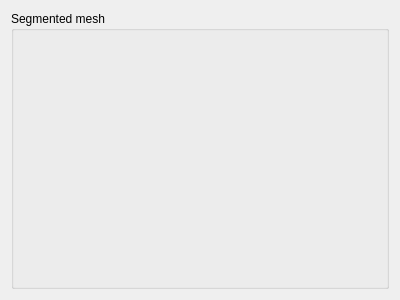
The window that StackedSegmentMesh.ui (rics-ucsp/BoneDensityApp) describes before a commit, drawn with Qt 5.
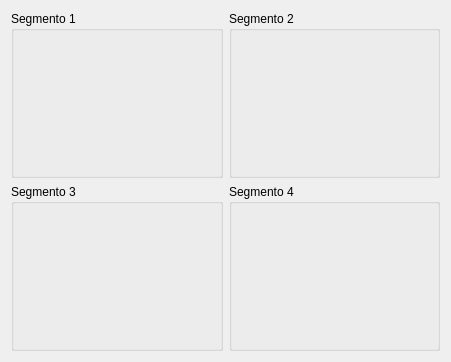
The same window after the commit. Custom widgets are drawn as their Qt base class.

What changed in the file:
```diff
--- a/StackedSegmentMesh.ui
+++ b/StackedSegmentMesh.ui
@@ -6,22 +6,58 @@
    <rect>
     <x>0</x>
     <y>0</y>
-    <width>400</width>
-    <height>300</height>
+    <width>451</width>
+    <height>362</height>
    </rect>
   </property>
   <property name="windowTitle">
    <string>Form</string>
   </property>
-  <layout class="QVBoxLayout" name="verticalLayout">
-   <item>
+  <layout class="QGridLayout" name="gridLayout" rowstretch="1,1" columnstretch="1,1">
+   <item row="0" column="0">
     <widget class="QGroupBox" name="groupBox">
      <property name="title">
-      <string>Segmented mesh</string>
+      <string>Segmento 1</string>
      </property>
-     <layout class="QVBoxLayout" name="verticalLayout_2">
+     <layout class="QHBoxLayout" name="horizontalLayout">
       <item>
-       <widget class="QWidget" name="segment_widget_submeshes" native="true"/>
+       <widget class="QVTKWidget" name="stacked_segment_1" native="true"/>
+      </item>
+     </layout>
+    </widget>
+   </item>
+   <item row="0" column="1">
+    <widget class="QGroupBox" name="groupBox_2">
+     <property name="title">
+      <string>Segmento 2</string>
+     </property>
+     <layout class="QHBoxLayout" name="horizontalLayout_2">
+      <item>
+       <widget class="QVTKWidget" name="stacked_segment_2" native="true"/>
+      </item>
+     </layout>
+    </widget>
+   </item>
+   <item row="1" column="0">
+    <widget class="QGroupBox" name="groupBox_3">
+     <property name="title">
+      <string>Segmento 3</string>
+     </property>
+     <layout class="QHBoxLayout" name="horizontalLayout_3">
+      <item>
+       <widget class="QVTKWidget" name="stacked_segment_3" native="true"/>
+      </item>
+     </layout>
+    </widget>
+   </item>
+   <item row="1" column="1">
+    <widget class="QGroupBox" name="groupBox_4">
+     <property name="title">
+      <string>Segmento 4</string>
+     </property>
+     <layout class="QHBoxLayout" name="horizontalLayout_4">
+      <item>
+       <widget class="QVTKWidget" name="stacked_segment_4" native="true"/>
       </item>
      </layout>
     </widget>
@@ -30,4 +66,11 @@
  </widget>
  <resources/>
  <connections/>
+<customwidgets>
+  <customwidget>
+   <class>QVTKWidget</class>
+   <extends>QWidget</extends>
+   <header>QVTKWidget.h</header>
+  </customwidget>
+ </customwidgets>
 </ui>
```
Left out of the diff: 4 changed lines with no effect on the pictures.
